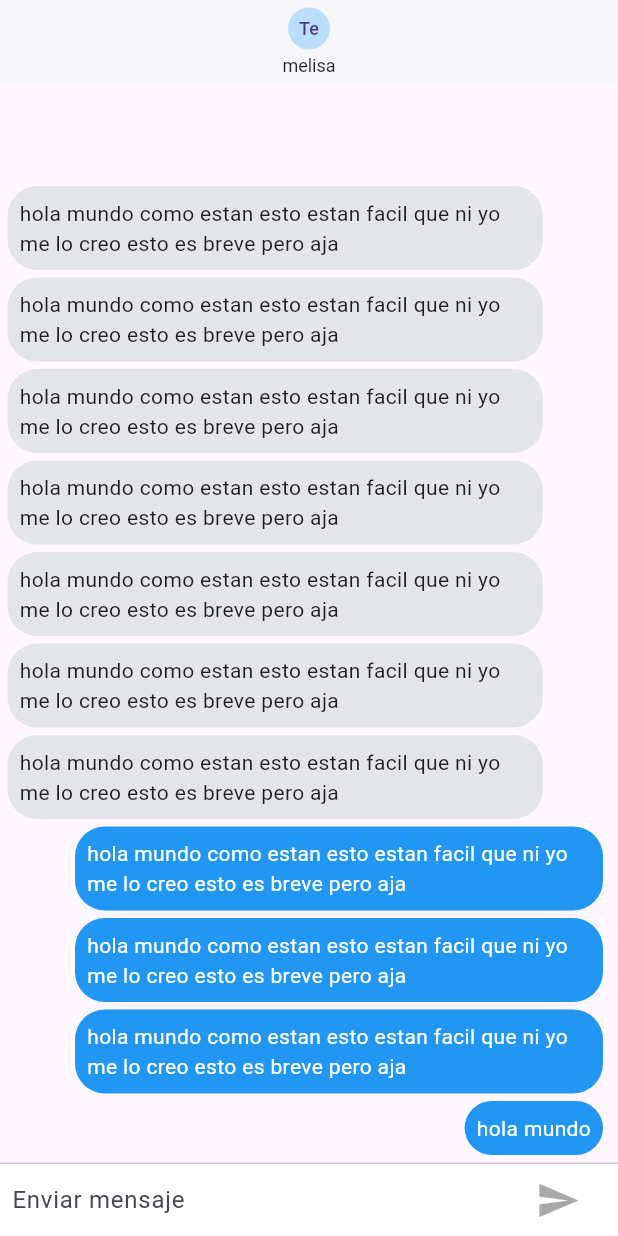
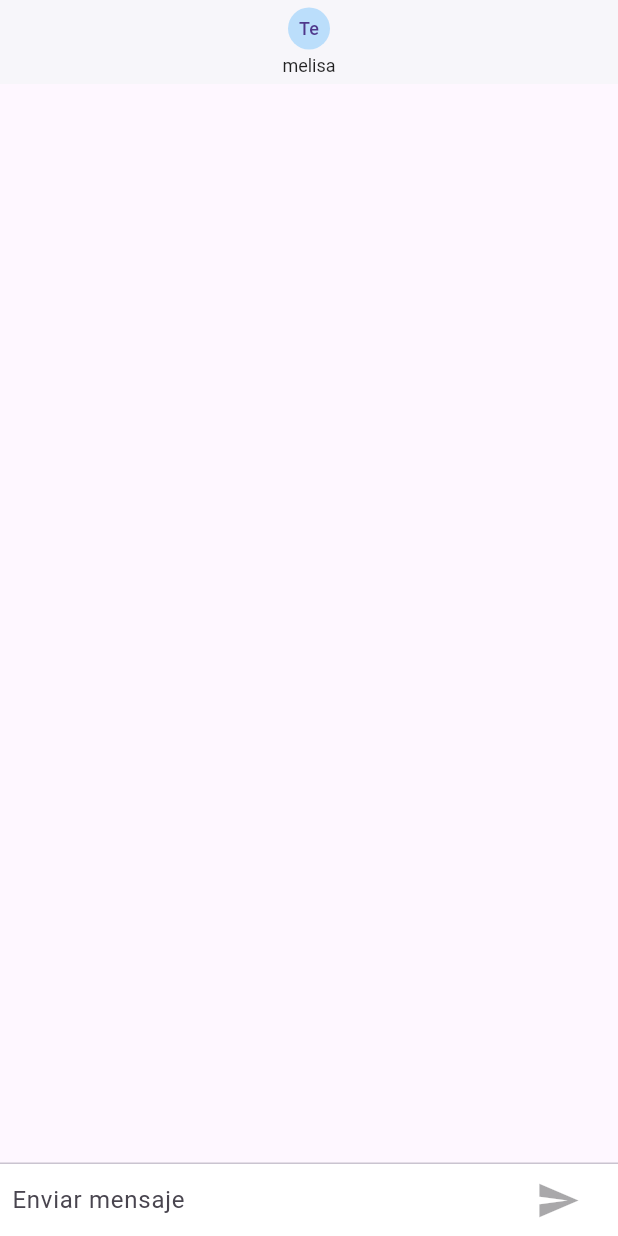
Before and after one commit to GPplay/chat-flutter, a Flutter app: the screen it shows after launch, on a phone screen of 412 x 824 dp. Run offline on Flutter 3.47's test engine with Material 3 defaults, Android fonts, the phone set to English and light mode, and no system bars; our stand-ins replace pull_to_refresh.

```diff
--- a/lib/pages/chat_page.dart
+++ b/lib/pages/chat_page.dart
@@ -13,23 +13,11 @@ class ChatPage extends StatefulWidget {
   _ChatPageState createState() => _ChatPageState();
 }
 
-class _ChatPageState extends State<ChatPage> {
+class _ChatPageState extends State<ChatPage> with TickerProviderStateMixin {
   final _textController = TextEditingController();
   final _focusNode = FocusNode();
 
-  final List<ChatMessenge> _mensajes = [
-    ChatMessenge(texto: "hola mundo", uid: "123"),
-    ChatMessenge(texto: "hola mundo como estan esto estan facil que ni yo me lo creo esto es breve pero aja", uid: "123"),
-    ChatMessenge(texto: "hola mundo como estan esto estan facil que ni yo me lo creo esto es breve pero aja", uid: "123"),
-    ChatMessenge(texto: "hola mundo como estan esto estan facil que ni yo me lo creo esto es breve pero aja", uid: "123"),
-    ChatMessenge(texto: "hola mundo como estan esto estan facil que ni yo me lo creo esto es breve pero aja", uid: "123465"),
-    ChatMessenge(texto: "hola mundo como estan esto estan facil que ni yo me lo creo esto es breve pero aja", uid: "1253465"),
-    ChatMessenge(texto: "hola mundo como estan esto estan facil que ni yo me lo creo esto es breve pero aja", uid: "123465"),
-    ChatMessenge(texto: "hola mundo como estan esto estan facil que ni yo me lo creo esto es breve pero aja", uid: "123465"),
-    ChatMessenge(texto: "hola mundo como estan esto estan facil que ni yo me lo creo esto es breve pero aja", uid: "123465"),
-    ChatMessenge(texto: "hola mundo como estan esto estan facil que ni yo me lo creo esto es breve pero aja", uid: "123465"),
-    ChatMessenge(texto: "hola mundo como estan esto estan facil que ni yo me lo creo esto es breve pero aja", uid: "123465"),
-    ];
+  final List<ChatMessenge> _mensajes = [];
 
   bool _estaEscribiendo = false;
 
@@ -140,10 +128,13 @@ class _ChatPageState extends State<ChatPage> {
     _focusNode.requestFocus();
 
     final newMessage = ChatMessenge(
+      animationController: AnimationController(
+          vsync: this, duration: Duration(milliseconds: 400)),
       texto: text,
       uid: '123',
     );
     _mensajes.insert(0, newMessage);
+    newMessage.animationController.forward();
     setState(() {
       _estaEscribiendo = false;
     });
```
Also changed, not shown: lib/widget/chat_messenge.dart (+15 -5 lines).
